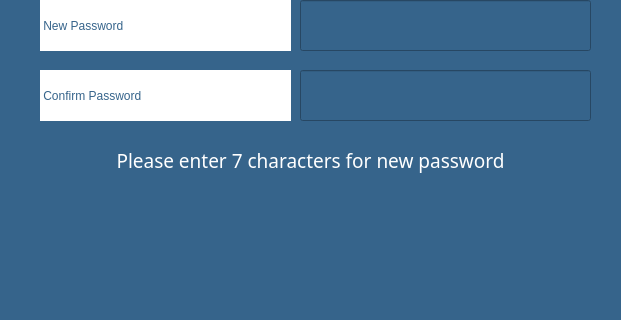
melihorhanyilmaz/Project, file settingscustomer.ui: the form before one commit; both pictures show x 140 to 761 and y 260 to 580 of the 1000 by 750 pixel window.
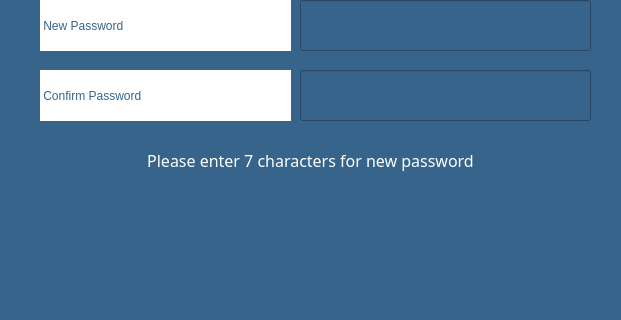
The form after the commit. Icons and pictures are not drawn.

The edit to the form file:
```diff
--- a/settingscustomer.ui
+++ b/settingscustomer.ui
@@ -203,7 +203,7 @@
     <property name="font">
      <font>
       <family>Montserrat SemiBold</family>
-      <pointsize>14</pointsize>
+      <pointsize>12</pointsize>
       <weight>7</weight>
       <italic>false</italic>
       <bold>false</bold>
```
Left out of the diff: 2 changed lines with no effect on the pictures.
